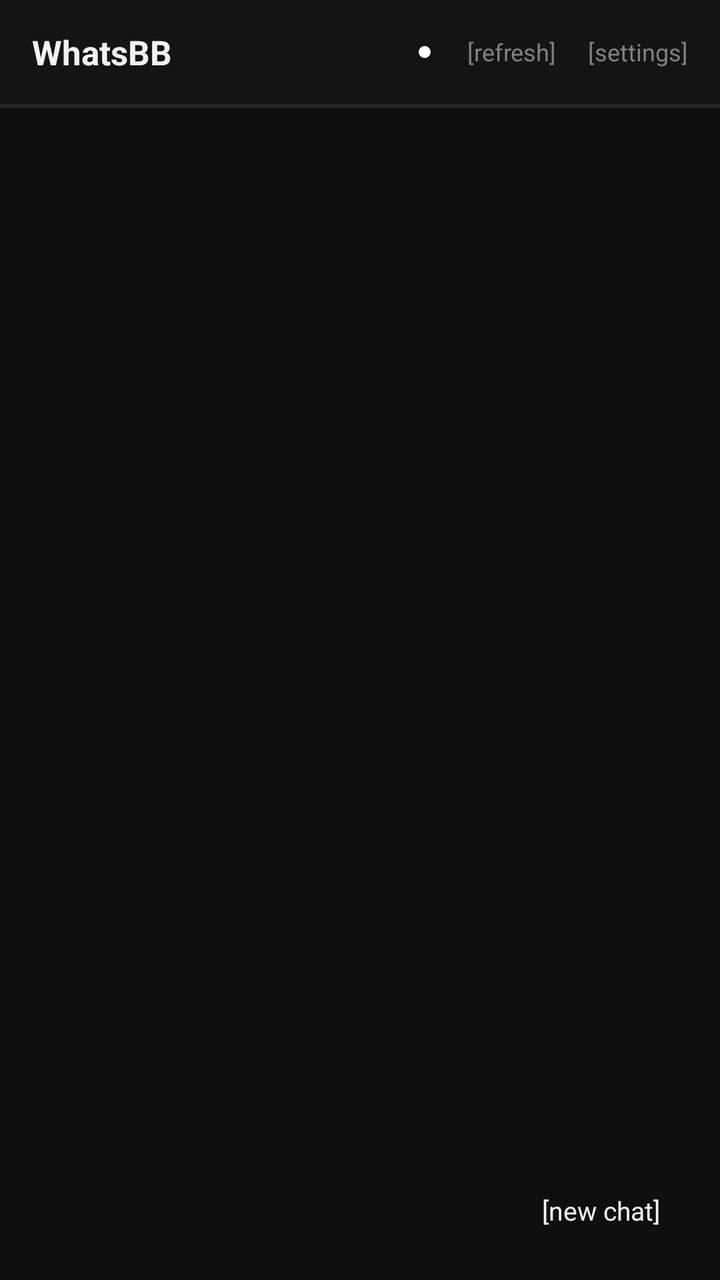
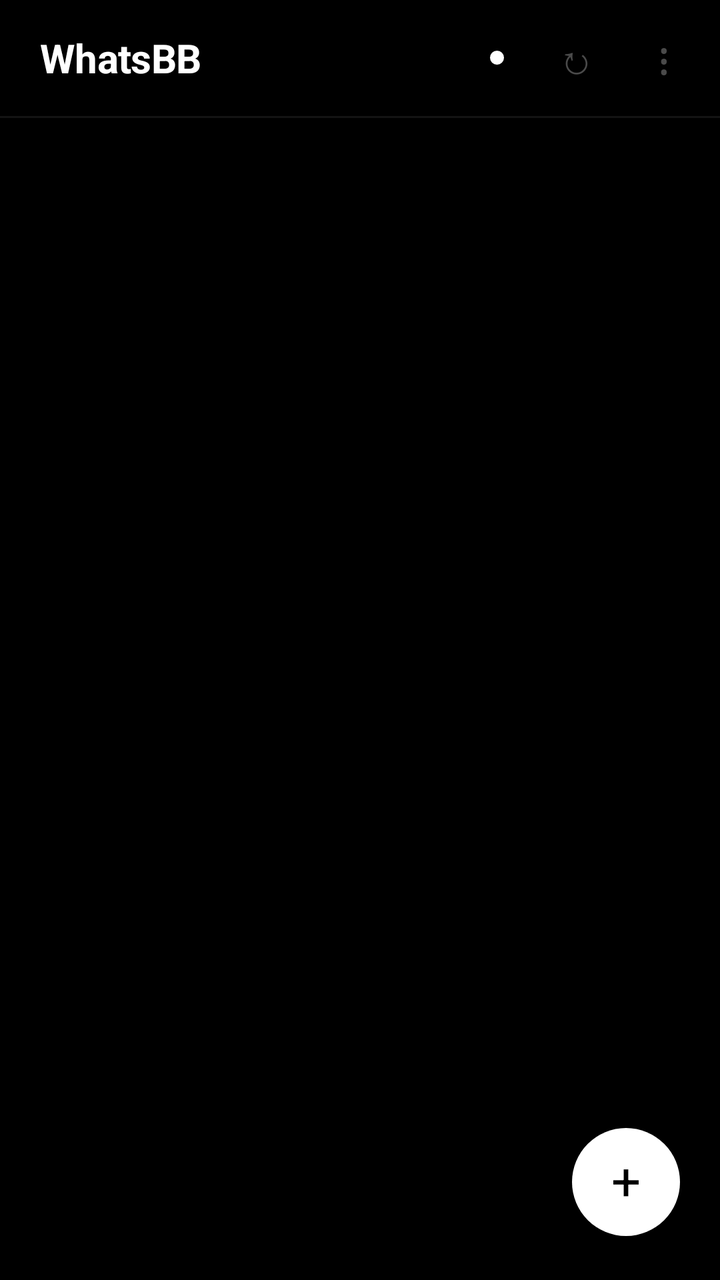

Compare the two renders of this Android layout. The source of the first and the diff that turns it into the second are given below.
<!-- AndroidManifest.xml: application theme android:Theme.NoTitleBar -->
<!-- res/layout/activity_main.xml -->
<?xml version="1.0" encoding="utf-8"?>
<LinearLayout xmlns:android="http://schemas.android.com/apk/res/android"
    android:layout_width="match_parent"
    android:layout_height="match_parent"
    android:orientation="vertical"
    android:background="#0F0F10">

    
    <LinearLayout
        android:id="@+id/layout_header"
        android:layout_width="match_parent"
        android:layout_height="52dp"
        android:orientation="horizontal"
        android:background="#141416"
        android:gravity="center_vertical"
        android:paddingLeft="16dp"
        android:paddingRight="8dp">

        
        <TextView
            android:layout_width="0dp"
            android:layout_weight="1"
            android:layout_height="wrap_content"
            android:text="WhatsBB"
            android:textColor="#F2F2F2"
            android:textSize="17sp"
            android:textStyle="bold" />

        
        <View
            android:id="@+id/view_status_dot"
            android:layout_width="6dp"
            android:layout_height="6dp"
            android:layout_marginRight="10dp"
            android:background="@drawable/badge_unread" />

        
        <TextView
            android:id="@+id/btn_refresh"
            android:layout_width="wrap_content"
            android:layout_height="44dp"
            android:gravity="center"
            android:paddingLeft="8dp"
            android:paddingRight="8dp"
            android:textColor="#808086"
            android:textSize="12sp"
            android:text="[refresh]" />

        
        <TextView
            android:id="@+id/btn_settings"
            android:layout_width="wrap_content"
            android:layout_height="44dp"
            android:gravity="center"
            android:paddingLeft="8dp"
            android:paddingRight="8dp"
            android:textColor="#808086"
            android:textSize="12sp"
            android:text="[settings]" />
    </LinearLayout>

    
    <View
        android:layout_width="match_parent"
        android:layout_height="1dp"
        android:background="#252528" />

    
    <LinearLayout
        android:id="@+id/layout_status_banner"
        android:layout_width="match_parent"
        android:layout_height="wrap_content"
        android:orientation="horizontal"
        android:background="#141416"
        android:paddingLeft="16dp"
        android:paddingRight="14dp"
        android:paddingTop="8dp"
        android:paddingBottom="8dp"
        android:gravity="center_vertical"
        android:visibility="gone">

        <View
            android:id="@+id/banner_dot"
            android:layout_width="6dp"
            android:layout_height="6dp"
            android:layout_marginRight="10dp"
            android:background="@drawable/badge_unread" />

        <TextView
            android:id="@+id/tv_status_banner"
            android:layout_width="0dp"
            android:layout_weight="1"
            android:layout_height="wrap_content"
            android:textColor="#808086"
            android:textSize="12sp" />

        <TextView
            android:id="@+id/btn_banner_action"
            android:layout_width="wrap_content"
            android:layout_height="wrap_content"
            android:textColor="#F2F2F2"
            android:textSize="11sp"
            android:textStyle="bold"
            android:paddingLeft="10dp"
            android:text="[pair]" />
    </LinearLayout>

    
    <View
        android:layout_width="match_parent"
        android:layout_height="1dp"
        android:background="#252528" />

    
    <FrameLayout
        android:layout_width="match_parent"
        android:layout_height="0dp"
        android:layout_weight="1">

        <ListView
            android:id="@+id/list_chats"
            android:layout_width="match_parent"
            android:layout_height="match_parent"
            android:divider="#252528"
            android:dividerHeight="1dp"
            android:scrollbars="none" />

        <TextView
            android:id="@+id/tv_empty"
            android:layout_width="match_parent"
            android:layout_height="match_parent"
            android:gravity="center"
            android:textColor="#808086"
            android:textSize="13sp"
            android:lineSpacingExtra="4dp"
            android:text="No conversations yet.\nTap [+] below to start."
            android:visibility="gone" />

        <ProgressBar
            android:id="@+id/progress_loading"
            android:layout_width="wrap_content"
            android:layout_height="wrap_content"
            android:layout_gravity="center"
            android:visibility="gone" />

        
        <TextView
            android:id="@+id/btn_new_chat"
            android:layout_width="wrap_content"
            android:layout_height="wrap_content"
            android:layout_gravity="bottom|right"
            android:layout_marginRight="16dp"
            android:layout_marginBottom="18dp"
            android:paddingLeft="14dp"
            android:paddingRight="14dp"
            android:paddingTop="8dp"
            android:paddingBottom="8dp"
            android:textColor="#F2F2F2"
            android:textSize="13sp"
            android:text="[new chat]" />
    </FrameLayout>

</LinearLayout>
<!-- resources referenced by this layout -->
<resources>
  <!-- drawable badge_unread (drawable) -->
  <?xml version="1.0" encoding="utf-8"?>
  <shape xmlns:android="http://schemas.android.com/apk/res/android"
      android:shape="oval">
      <solid android:color="#FFFFFF" />
  </shape>
</resources>

<!-- the commit's change to res/layout/activity_main.xml (unified diff, before → after) -->
@@ -3,67 +3,63 @@
     android:layout_width="match_parent"
     android:layout_height="match_parent"
     android:orientation="vertical"
-    android:background="#0F0F10">
+    android:background="#000000">
 
     
     <LinearLayout
         android:id="@+id/layout_header"
         android:layout_width="match_parent"
-        android:layout_height="52dp"
+        android:layout_height="58dp"
         android:orientation="horizontal"
-        android:background="#141416"
+        android:background="#000000"
         android:gravity="center_vertical"
-        android:paddingLeft="16dp"
-        android:paddingRight="8dp">
+        android:paddingLeft="20dp"
+        android:paddingRight="6dp">
 
-        
         <TextView
             android:layout_width="0dp"
             android:layout_weight="1"
             android:layout_height="wrap_content"
             android:text="WhatsBB"
-            android:textColor="#F2F2F2"
-            android:textSize="17sp"
-            android:textStyle="bold" />
+            android:textColor="#FFFFFF"
+            android:textSize="20sp"
+            android:textStyle="bold"
+            android:letterSpacing="-0.01" />
 
         
         <View
             android:id="@+id/view_status_dot"
-            android:layout_width="6dp"
-            android:layout_height="6dp"
-            android:layout_marginRight="10dp"
+            android:layout_width="7dp"
+            android:layout_height="7dp"
+            android:layout_marginRight="14dp"
             android:background="@drawable/badge_unread" />
 
         
         <TextView
             android:id="@+id/btn_refresh"
-            android:layout_width="wrap_content"
+            android:layout_width="44dp"
             android:layout_height="44dp"
             android:gravity="center"
-            android:paddingLeft="8dp"
-            android:paddingRight="8dp"
-            android:textColor="#808086"
-            android:textSize="12sp"
-            android:text="[refresh]" />
+            android:textColor="#4A4A4A"
+            android:textSize="20sp"
+            android:text="&#8635;" />
 
         
         <TextView
             android:id="@+id/btn_settings"
-            android:layout_width="wrap_content"
+            android:layout_width="44dp"
             android:layout_height="44dp"
             android:gravity="center"
-            android:paddingLeft="8dp"
-            android:paddingRight="8dp"
-            android:textColor="#808086"
-            android:textSize="12sp"
-            android:text="[settings]" />
+            android:textColor="#4A4A4A"
+            android:textSize="22sp"
+            android:text="&#8942;" />
     </LinearLayout>
 
     
     <View
         android:layout_width="match_parent"
         android:layout_height="1dp"
-        android:background="#252528" />
+        android:background="#141414" />
 
     
     <LinearLayout
@@ -71,11 +67,11 @@
         android:layout_width="match_parent"
         android:layout_height="wrap_content"
         android:orientation="horizontal"
-        android:background="#141416"
-        android:paddingLeft="16dp"
-        android:paddingRight="14dp"
-        android:paddingTop="8dp"
-        android:paddingBottom="8dp"
+        android:background="#0A0A0A"
+        android:paddingLeft="20dp"
+        android:paddingRight="16dp"
+        android:paddingTop="10dp"
+        android:paddingBottom="10dp"
         android:gravity="center_vertical"
         android:visibility="gone">
 
@@ -91,25 +87,18 @@
             android:layout_width="0dp"
             android:layout_weight="1"
             android:layout_height="wrap_content"
-            android:textColor="#808086"
+            android:textColor="#555555"
             android:textSize="12sp" />
 
         <TextView
             android:id="@+id/btn_banner_action"
             android:layout_width="wrap_content"
             android:layout_height="wrap_content"
-            android:textColor="#F2F2F2"
-            android:textSize="11sp"
-            android:textStyle="bold"
-            android:paddingLeft="10dp"
-            android:text="[pair]" />
+            android:textColor="#AAAAAA"
+            android:textSize="12sp"
+            android:paddingLeft="12dp"
+            android:text="Pair" />
     </LinearLayout>
-
-    
-    <View
-        android:layout_width="match_parent"
-        android:layout_height="1dp"
-        android:background="#252528" />
 
     
     <FrameLayout
@@ -121,7 +110,7 @@
             android:id="@+id/list_chats"
             android:layout_width="match_parent"
             android:layout_height="match_parent"
-            android:divider="#252528"
+            android:divider="#0F0F0F"
             android:dividerHeight="1dp"
             android:scrollbars="none" />
 
@@ -130,10 +119,10 @@
             android:layout_width="match_parent"
             android:layout_height="match_parent"
             android:gravity="center"
-            android:textColor="#808086"
-            android:textSize="13sp"
-            android:lineSpacingExtra="4dp"
-            android:text="No conversations yet.\nTap [+] below to start."
+            android:textColor="#333333"
+            android:textSize="14sp"
+            android:lineSpacingExtra="6dp"
+            android:text="No conversations yet"
             android:visibility="gone" />
 
         <ProgressBar
@@ -144,20 +133,24 @@
             android:visibility="gone" />
 
         
-        <TextView
+        <FrameLayout
             android:id="@+id/btn_new_chat"
-            android:layout_width="wrap_content"
-            android:layout_height="wrap_content"
+            android:layout_width="54dp"
+            android:layout_height="54dp"
             android:layout_gravity="bottom|right"
-            android:layout_marginRight="16dp"
-            android:layout_marginBottom="18dp"
-            android:paddingLeft="14dp"
-            android:paddingRight="14dp"
-            android:paddingTop="8dp"
-            android:paddingBottom="8dp"
-            android:textColor="#F2F2F2"
-            android:textSize="13sp"
-            android:text="[new chat]" />
+            android:layout_marginRight="20dp"
+            android:layout_marginBottom="22dp"
+            android:background="@drawable/btn_fab">
+
+            <TextView
+                android:layout_width="match_parent"
+                android:layout_height="match_parent"
+                android:gravity="center"
+                android:textColor="#000000"
+                android:textSize="26sp"
+                android:paddingBottom="2dp"
+                android:text="&#43;" />
+        </FrameLayout>
     </FrameLayout>
 
 </LinearLayout>
<!-- resource entries referenced after the edit -->
@@ -6,5 +6,11 @@
       android:shape="oval">
       <solid android:color="#FFFFFF" />
   </shape>
+  <!-- drawable btn_fab (drawable) -->
+  <?xml version="1.0" encoding="utf-8"?>
+  <shape xmlns:android="http://schemas.android.com/apk/res/android"
+      android:shape="oval">
+      <solid android:color="#FFFFFF" />
+  </shape>
 </resources>
 
